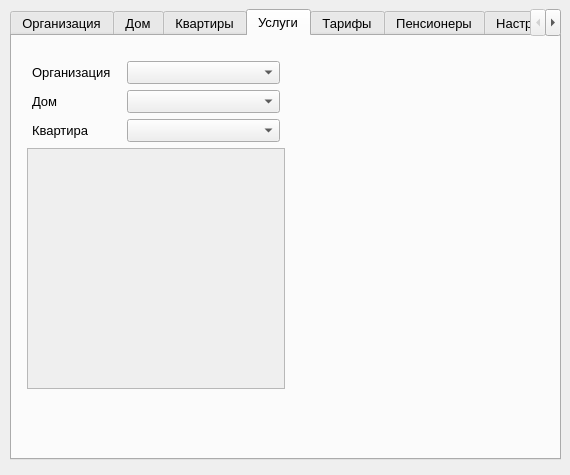
MartovKot/ZHSK, file adminwindow.ui: the form before one commit.
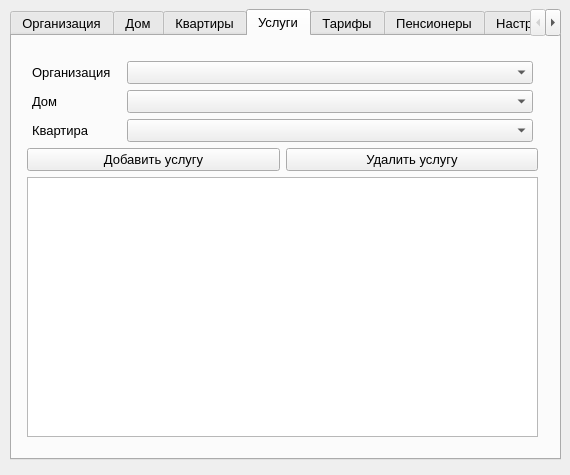
The form after the commit.

What changed in the file:
```diff
--- a/adminwindow.ui
+++ b/adminwindow.ui
@@ -625,8 +625,8 @@
          <rect>
           <x>10</x>
           <y>10</y>
-          <width>268</width>
-          <height>353</height>
+          <width>521</width>
+          <height>401</height>
          </rect>
         </property>
         <layout class="QVBoxLayout" name="verticalLayout_9">
@@ -723,12 +723,30 @@
                </item>
               </layout>
              </item>
+             <item>
+              <layout class="QHBoxLayout" name="horizontalLayout_5">
+               <item>
+                <widget class="QPushButton" name="pBtnAddUsluga">
+                 <property name="text">
+                  <string>Добавить услугу</string>
+                 </property>
+                </widget>
+               </item>
+               <item>
+                <widget class="QPushButton" name="pBtnDeleteUsluga">
+                 <property name="text">
+                  <string>Удалить услугу</string>
+                 </property>
+                </widget>
+               </item>
+              </layout>
+             </item>
             </layout>
            </item>
            <item>
             <widget class="QTableView" name="tblV_on_Uslugi">
              <property name="enabled">
-              <bool>false</bool>
+              <bool>true</bool>
              </property>
             </widget>
            </item>
```
